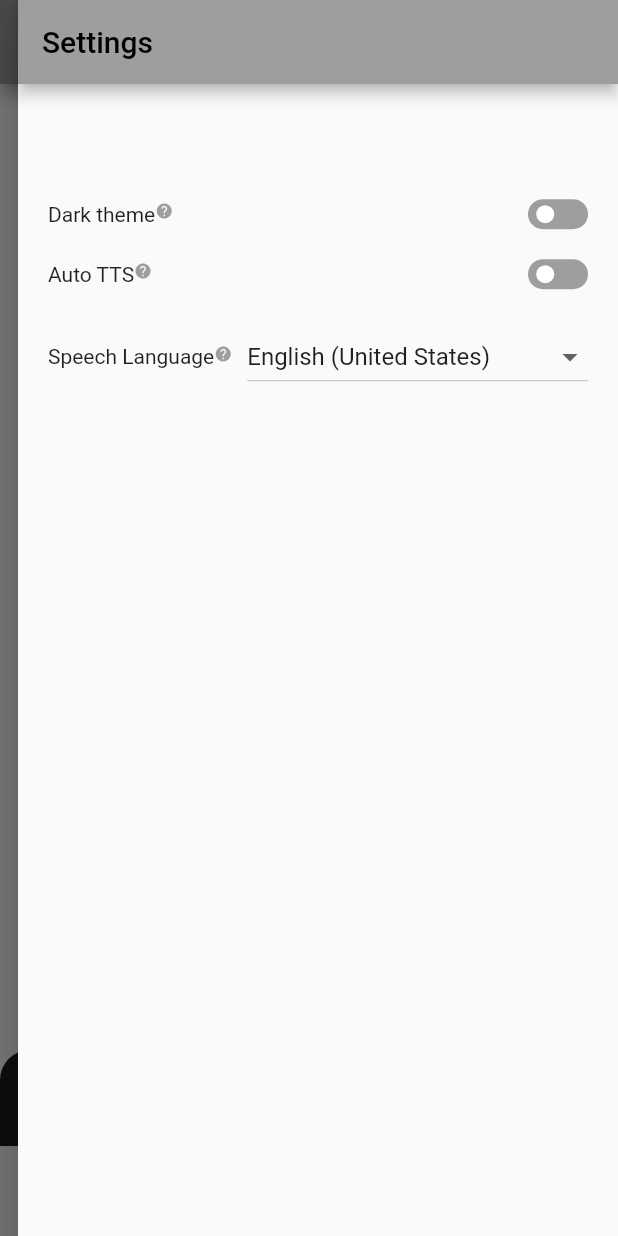
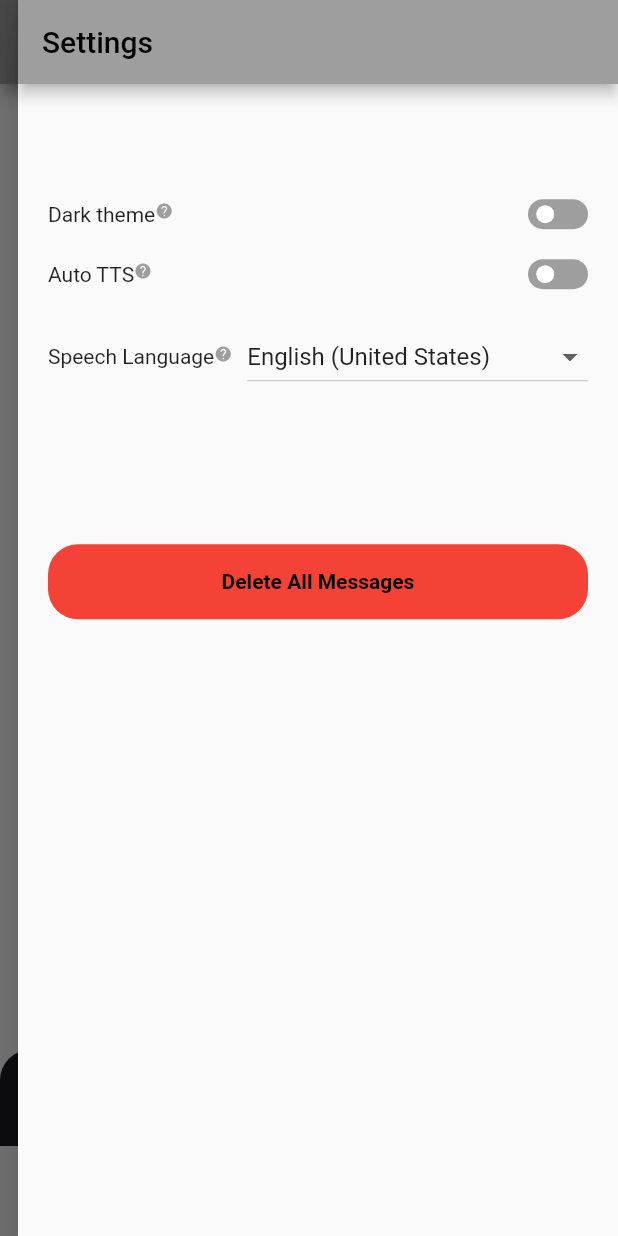
Before and after one commit to xmax2807/my_voice_chat_gpt, a Flutter app: the screen it shows after launch, in the side drawer, after a tap on the "settings" icon, on a phone screen of 412 x 824 dp. Run offline on Flutter 3.47's test engine with Material 2 defaults, Android fonts, the phone set to English and light mode, and no system bars; drawn by our look-alikes of flutter_switch; our stand-ins replace bubble, dropdown_button2, flutter_chat_types, flutter_chat_ui, flutter_dotenv, flutter_tts and 3 more; missing offline and left inert: chat_gpt_sdk; statements that could not run were skipped.

Commit message:
90% completion. Added chat gpt and logic

```diff
--- /dev/null
+++ b/lib/chat_components/chat_gpt.dart
@@ -0,0 +1,62 @@
+import 'package:chat_gpt_sdk/chat_gpt_sdk.dart';
+import 'package:flutter_dotenv/flutter_dotenv.dart';
+import 'dart:developer' as dev;
+import 'package:flutter_chat_types/flutter_chat_types.dart' as chat_type;
+
+import 'package:my_voice_chat_gpt/shared_components/global_variables.dart';
+
+class MyChatGPT {
+  late OpenAI openAI;
+  late List<Map<String, String>> _chatMessages;
+
+  ///ID of the model to use. Currently, only and are supported
+  ///[kChatGptTurboModel]
+  ///[kChatGptTurbo0301Model]
+  Future<List<String>?> sendRequest(String message) async {
+    _chatMessages.add({"role": "user", "content": message});
+
+    final request = ChatCompleteText(
+        messages: _chatMessages,
+        maxToken: 200,
+        model: ChatModel.ChatGptTurbo0301Model);
+
+    final response = await openAI.onChatCompletion(request: request);
+
+    if (response == null) return null;
+
+    final responses = response.choices.map((e) => e.message.content).toList();
+    for (var element in response.choices) {
+      dev.log("data -> ${element.message.content}");
+    }
+    return responses;
+  }
+
+  bool _isUser(String id) => id == MyGlobalStorage.user.id;
+
+  MyChatGPT._initialize(List<chat_type.Message> messages) {
+    _chatMessages = messages
+        .map((e) => Map.of({
+              "role": _isUser(e.id) ? "user" : "assistant",
+              "content": (e is chat_type.TextMessage) ? e.text : ''
+            }))
+        .toList();
+    openAI = OpenAI.instance.build(
+        token: dotenv.env[MyGlobalStorage.ChatAPI] ?? '{}',
+        baseOption: HttpSetup(
+            receiveTimeout: const Duration(seconds: 20),
+            connectTimeout: const Duration(seconds: 20)),
+        isLog: true);
+  }
+
+  /// Public factory
+  static Future<MyChatGPT> create(List<chat_type.Message> messages) async {
+    // Call the private constructor
+    var component = MyChatGPT._initialize(messages);
+
+    // Do initialization that requires async
+    //await component._complexAsyncInit();
+
+    // Return the fully initialized object
+    return component;
+  }
+}
--- a/lib/chat_components/my_chat_widget.dart
+++ b/lib/chat_components/my_chat_widget.dart
@@ -2,6 +2,8 @@ import 'package:bubble/bubble.dart';
 import 'package:flutter/material.dart';
 import 'package:flutter_chat_types/flutter_chat_types.dart' as chat_type;
 import 'package:flutter_chat_ui/flutter_chat_ui.dart';
+import 'package:my_voice_chat_gpt/chat_components/chat_gpt.dart';
+import 'package:my_voice_chat_gpt/shared_components/global_variables.dart';
 import 'package:my_voice_chat_gpt/speech_to_text_components/speech_to_text_provider.dart';
 import 'package:provider/provider.dart';
 import 'package:uuid/uuid.dart';
@@ -9,11 +11,10 @@ import 'package:uuid/uuid.dart';
 import '../file_io.dart';
 import '../setting_components/setting_data.dart';
 import '../shared_components/theme.dart';
-import '../text_to_speech.dart';
+import 'text_to_speech.dart';
 
 class MyChatWidget extends StatefulWidget {
   const MyChatWidget({super.key});
-
   @override
   State<MyChatWidget> createState() => _MyChatWidgetState();
 }
@@ -21,15 +22,22 @@ class MyChatWidget extends StatefulWidget {
 class _MyChatWidgetState extends State<MyChatWidget>
     with WidgetsBindingObserver {
   List<chat_type.Message> _messages = [];
-  final _user =
-      const chat_type.User(id: '82091008-a484-4a89-ae75-a22bf8d6f3ac');
-  final _bot = const chat_type.User(id: '82091008-a484-4a89-ae75-a22bf8d6f3aa');
 
   SettingData get _settingData => SettingData.Instance;
   final MyTTS _textToSpeech = MyTTS();
+  late MyChatGPT _chatGPT;
+
+  bool _isReady = false;
 
   final TextEditingController _messageTextEditController =
       TextEditingController();
+
+  @override
+  void initState() {
+    super.initState();
+    _isReady = false;
+    _loadMessages();
+  }
 
   @override
   void didChangeAppLifecycleState(AppLifecycleState state) {
@@ -37,14 +45,21 @@ class _MyChatWidgetState extends State<MyChatWidget>
     _saveMessages();
   }
 
-  void _handleSendPressed(chat_type.PartialText message) {
-    _createTextMessage(message.text, _user);
+  void _handleSendPressed(chat_type.PartialText message) async {
+    _createTextMessage(message.text, MyGlobalStorage.user);
+
+    final List<String>? responses = await _chatGPT.sendRequest(message.text);
+    if (responses == null) return;
+
+    for (var response in responses) {
+      await _createTextMessage(response, MyGlobalStorage.bot);
+    }
     _saveMessages();
   }
 
-  void _createTextMessage(String text, chat_type.User user) {
+  Future _createTextMessage(String text, chat_type.User author) async {
     final textMessage = chat_type.TextMessage(
-      author: user,
+      author: author,
       createdAt: DateTime.now().millisecondsSinceEpoch,
       id: const Uuid().v4(),
       text: text,
@@ -57,6 +72,7 @@ class _MyChatWidgetState extends State<MyChatWidget>
     setState(() {
       _messages.insert(0, message);
     });
+    WidgetsBinding.instance.addPostFrameCallback((_) => _shouldSpeak());
   }
 
   void _loadMessages() async {
@@ -64,14 +80,28 @@ class _MyChatWidgetState extends State<MyChatWidget>
       'messages.json',
       onMapping: (map) => chat_type.Message.fromJson(map),
     );
+    _messages = messages ?? List.empty(growable: true);
 
-    setState(() {
-      _messages = messages ?? List.empty(growable: true);
-    });
+    _chatGPT = await MyChatGPT.create(_messages);
+
+    _isReady = true;
+    setState(() {});
   }
 
   void _saveMessages() {
     writeJson(_messages, "messages.json");
+  }
+
+  void _shouldSpeak() {
+    if (!_settingData.autoTTS || _messages.isEmpty) return;
+
+    chat_type.Message message = _messages.last;
+
+    if (message.author == MyGlobalStorage.user ||
+        message is! chat_type.TextMessage) return;
+
+    _textToSpeech.speak(message.text,
+        _settingData.speechLanguage?.localeId.replaceAll('_', '-'));
   }
 
   Widget _bubbleBuilder(
@@ -82,11 +112,14 @@ class _MyChatWidgetState extends State<MyChatWidget>
       Row(
         mainAxisSize: MainAxisSize.min,
         children: [
-          if (_user.id == message.author.id)
+          if (MyGlobalStorage.user.id == message.author.id)
             IconButton(
                 onPressed: () {
                   if (message is chat_type.TextMessage) {
-                    _textToSpeech.speak(message.text);
+                    _textToSpeech.speak(
+                        message.text,
+                        _settingData.speechLanguage?.localeId
+                            .replaceAll('_', '-'));
                   }
                 },
                 icon: const Icon(Icons.play_circle_outline_rounded)),
@@ -94,17 +127,20 @@ class _MyChatWidgetState extends State<MyChatWidget>
             child: Bubble(
               padding: const BubbleEdges.only(top: 0, bottom: 0),
               radius: const Radius.circular(30),
-              color: _user.id != message.author.id
+              color: MyGlobalStorage.user.id != message.author.id
                   ? const Color(0xfff5f5f7)
                   : const Color(0xff6f61e8),
               child: child,
             ),
           ),
-          if (_user.id != message.author.id)
+          if (MyGlobalStorage.user.id != message.author.id)
             IconButton(
                 onPressed: () {
                   if (message is chat_type.TextMessage) {
-                    _textToSpeech.speak(message.text);
+                    _textToSpeech.speak(
+                        message.text,
+                        _settingData.speechLanguage?.localeId
+                            .replaceAll('_', '-'));
                   }
                 },
                 icon: const Icon(Icons.play_circle_outline_rounded)),
@@ -112,16 +148,11 @@ class _MyChatWidgetState extends State<MyChatWidget>
       );
 
   @override
-  void initState() {
-    super.initState();
-    _loadMessages();
-  }
-
-  @override
   Widget build(BuildContext context) {
-    return Consumer2<SpeechToTextProvider, ThemeNotifier>(
+    return !_isReady
+        ? const Text("Initializing Messages")
+        : Consumer2<SpeechToTextProvider, ThemeNotifier>(
             builder: (context, speechProvider, themeProvider, child) {
-        var themeProvider = Provider.of<ThemeNotifier>(context);
               _messageTextEditController.text = speechProvider.speechResult;
               return Chat(
                 theme: themeProvider.getMode()
@@ -130,9 +161,9 @@ class _MyChatWidgetState extends State<MyChatWidget>
                 bubbleBuilder: _bubbleBuilder,
                 messages: _messages,
                 onSendPressed: _handleSendPressed,
-          user: _user,
-          inputOptions:
-              InputOptions(textEditingController: _messageTextEditController),
+                user: MyGlobalStorage.user,
+                inputOptions: InputOptions(
+                    textEditingController: _messageTextEditController),
               );
             },
           );
--- a/lib/main.dart
+++ b/lib/main.dart
@@ -10,6 +10,9 @@ import 'package:my_voice_chat_gpt/shared_components/theme.dart';
 import 'package:my_voice_chat_gpt/speech_to_text_components/speech_to_text_provider.dart';
 import 'package:my_voice_chat_gpt/speech_to_text_components/speech_to_text_widget.dart';
 import 'package:provider/provider.dart';
+import 'package:flutter_dotenv/flutter_dotenv.dart';
+
+//import 'dart:developer' as dev;
 
 Future<void> _ensureScreenSize(window) async {
   return window.viewConfiguration.geometry.isEmpty
@@ -21,11 +24,14 @@ Future<void> _ensureScreenSize(window) async {
 void main() async {
   final window = WidgetsFlutterBinding.ensureInitialized().window;
   await _ensureScreenSize(window);
+  await dotenv.load(fileName: ".env");
+
   runApp(
     MultiProvider(
       providers: [
         ChangeNotifierProvider(create: (context) => ThemeNotifier()),
         ChangeNotifierProvider(create: (context) => SettingNotifier()),
+        ChangeNotifierProvider(create: (context) => SpeechToTextProvider()),
       ],
       child: const MyApp(),
     ),
@@ -98,8 +104,6 @@ class _MyHomePageState extends State<MyHomePage> {
               child: SizedBox(
                 width: window.physicalSize.width,
                 height: window.physicalSize.height,
-                child: ChangeNotifierProvider(
-                  create: (context) => SpeechToTextProvider(),
                 child: Column(
                   children: const <Widget>[
                     Flexible(
@@ -107,7 +111,6 @@ class _MyHomePageState extends State<MyHomePage> {
                     ),
                     SpeechToTextWidget()
                   ],
-                  ),
                 ),
               ),
             ),
--- a/lib/setting_components/setting_data.dart
+++ b/lib/setting_components/setting_data.dart
@@ -1,6 +1,5 @@
 import 'package:my_voice_chat_gpt/file_io.dart';
 import 'package:speech_to_text/speech_to_text.dart';
-import 'dart:developer';
 
 class SettingData {
   late bool autoTTS;
@@ -27,7 +26,6 @@ class SettingData {
   SettingData.fromJson(Map<String, dynamic> json) {
     autoTTS = json['autoTTS'];
     appLightTheme = json['appLightTheme'];
-    log(json['speechLocaleName']);
     speechLanguage =
         LocaleName(json['speechLocaleId'], json['speechLocaleName']);
   }
--- a/lib/setting_components/setting_notifier.dart
+++ b/lib/setting_components/setting_notifier.dart
@@ -14,4 +14,8 @@ class SettingNotifier with ChangeNotifier {
     notifyListeners();
     _settingData.saveSetting();
   }
+
+  void deleteMessages() {
+    notifyListeners();
+  }
 }
--- a/lib/setting_components/setting_widget.dart
+++ b/lib/setting_components/setting_widget.dart
@@ -32,6 +32,42 @@ class _SettingWidgetState extends State<SettingWidget> {
         padding: 4.0,
         value: val,
         onToggle: toggleButtonClicked);
+  }
+
+  void _showAlertDialog(BuildContext context) {
+    // set up the buttons
+    Widget cancelButton = TextButton(
+      child: const Text("Cancel"),
+      onPressed: () {
+        Navigator.pop(context);
+      },
+    );
+    Widget continueButton = TextButton(
+      child: const Text("Continue"),
+      onPressed: () {
+        Provider.of<SettingNotifier>(context).deleteMessages();
+      },
+    );
+    // set up the AlertDialog
+    AlertDialog alert = AlertDialog(
+      title: const Text("Caution"),
+      content:
+          const Text("All messages will be deleted, do you want to continue ?"),
+      actions: [
+        cancelButton,
+        continueButton,
+      ],
+      shape: const RoundedRectangleBorder(
+          borderRadius: BorderRadius.all(Radius.circular(20))),
+    );
+
+    // show the dialog
+    showDialog(
+      context: context,
+      builder: (BuildContext context) {
+        return alert;
+      },
+    );
   }
 
   late List<DropdownMenuItem<String>> cacheDropdownItems;
@@ -74,7 +110,7 @@ class _SettingWidgetState extends State<SettingWidget> {
                         _settingData.appLightTheme = !val;
                         _settingData.saveSetting();
                       });
-                      themeNotifier.setTheme(val ? darkTheme : lightTheme);
+                      themeNotifier.switchTheme(!val);
                     }),
                   ],
                 ),
@@ -91,6 +127,7 @@ class _SettingWidgetState extends State<SettingWidget> {
                     buildSwitchButton(context, _settingData.autoTTS, (val) {
                       setState(() {
                         _settingData.autoTTS = val;
+                        _settingData.saveSetting();
                       });
                     }),
                   ],
@@ -135,6 +172,23 @@ class _SettingWidgetState extends State<SettingWidget> {
                     ],
                   ),
                 ),
+                const SizedBox(
+                  height: 100,
+                ),
+                TextButton(
+                    style: TextButton.styleFrom(
+                        minimumSize: const Size.fromHeight(50),
+                        backgroundColor: Colors.red,
+                        foregroundColor:
+                            Theme.of(context).colorScheme.onPrimary,
+                        shape: const RoundedRectangleBorder(
+                            borderRadius:
+                                BorderRadius.all(Radius.circular(20)))),
+                    onPressed: () => _showAlertDialog(context),
+                    child: const Text(
+                      "Delete All Messages",
+                      style: TextStyle(fontWeight: FontWeight.bold),
+                    )),
               ],
             )),
       ),
--- a/lib/shared_components/global_variables.dart
+++ b/lib/shared_components/global_variables.dart
@@ -1,8 +1,13 @@
 import 'package:shared_preferences/shared_preferences.dart';
 import 'package:speech_to_text/speech_to_text.dart';
+import 'package:flutter_chat_types/flutter_chat_types.dart' as chat_type;
 
 class MyGlobalStorage {
   static List<LocaleName> speechLocaleNames = [];
+  static const String ChatAPI = 'CHAT_API';
+  static const user =
+      chat_type.User(id: '82091008-a484-4a89-ae75-a22bf8d6f3ac');
+  static const bot = chat_type.User(id: '82091008-a484-4a89-ae75-a22bf8d6f3aa');
   static Future<SharedPreferences> sharedPreferences =
       SharedPreferences.getInstance();
 }
--- a/lib/shared_components/theme.dart
+++ b/lib/shared_components/theme.dart
@@ -1,4 +1,5 @@
 import 'package:flutter/material.dart';
+import 'dart:developer' as dev;
 
 final darkTheme = ThemeData(
   primarySwatch: Colors.grey,
@@ -21,14 +22,13 @@ final lightTheme = ThemeData(
 
 class ThemeNotifier with ChangeNotifier {
   ThemeData? themeData;
-  bool? isLightMode;
-  ThemeNotifier({this.themeData, this.isLightMode}) {
+  bool isLightMode;
+  ThemeNotifier({this.themeData, this.isLightMode = true}) {
     themeData ?? lightTheme;
-    isLightMode ?? true;
   }
 
   getTheme() => themeData;
-  getMode() => isLightMode;
+  bool getMode() => isLightMode;
 
   setTheme(ThemeData themeData) {
     this.themeData = themeData;
@@ -37,6 +37,7 @@ class ThemeNotifier with ChangeNotifier {
 
   switchTheme(bool lightMode) {
     isLightMode = lightMode;
+    dev.log(isLightMode.toString());
     themeData = lightMode ? lightTheme : darkTheme;
     notifyListeners();
   }
--- a/lib/speech_to_text_components/speech_to_text_widget.dart
+++ b/lib/speech_to_text_components/speech_to_text_widget.dart
@@ -138,7 +138,7 @@ class _SpeechToTextWidgetState extends State<SpeechToTextWidget> {
                   BoxShadow(
                       blurRadius: .26,
                       spreadRadius: level * 1.5,
-                      color: Colors.black.withOpacity(.05))
+                      color: Theme.of(context).primaryColor.withOpacity(.05))
                 ],
                 //color: Colors.amber,
                 borderRadius: const BorderRadius.all(Radius.circular(50)),
--- a/pubspec.yaml
+++ b/pubspec.yaml
@@ -19,7 +19,7 @@ publish_to: 'none' # Remove this line if you wish to publish to pub.dev
 version: 1.0.0+1
 
 environment:
-  sdk: '>=2.19.2 <3.0.0'
+  sdk: '>=2.19.3 <3.0.0'
 
 # Dependencies specify other packages that your package needs in order to work.
 # To automatically upgrade your package dependencies to the latest versions
@@ -46,6 +46,8 @@ dependencies:
   bubble: ^1.2.1
   shared_preferences: ^2.1.0
   flutter_tts: ^3.6.3
+  chat_gpt_sdk: ^2.0.7
+  flutter_dotenv: ^5.0.2
 
 dev_dependencies:
   flutter_test:
@@ -73,6 +75,8 @@ flutter:
   # assets:
   #   - images/a_dot_burr.jpeg
   #   - images/a_dot_ham.jpeg
+  assets:
+      - .env
 
   # An image asset can refer to one or more resolution-specific "variants", see
   # https://flutter.dev/assets-and-images/#resolution-aware
```
Also changed, not shown: lib/chat_components/text_to_speech.dart (renamed from lib/text_to_speech.dart, +24 -1 lines), pubspec.lock, 1 other file. Lines whose indentation alone changed are shown as unchanged.
